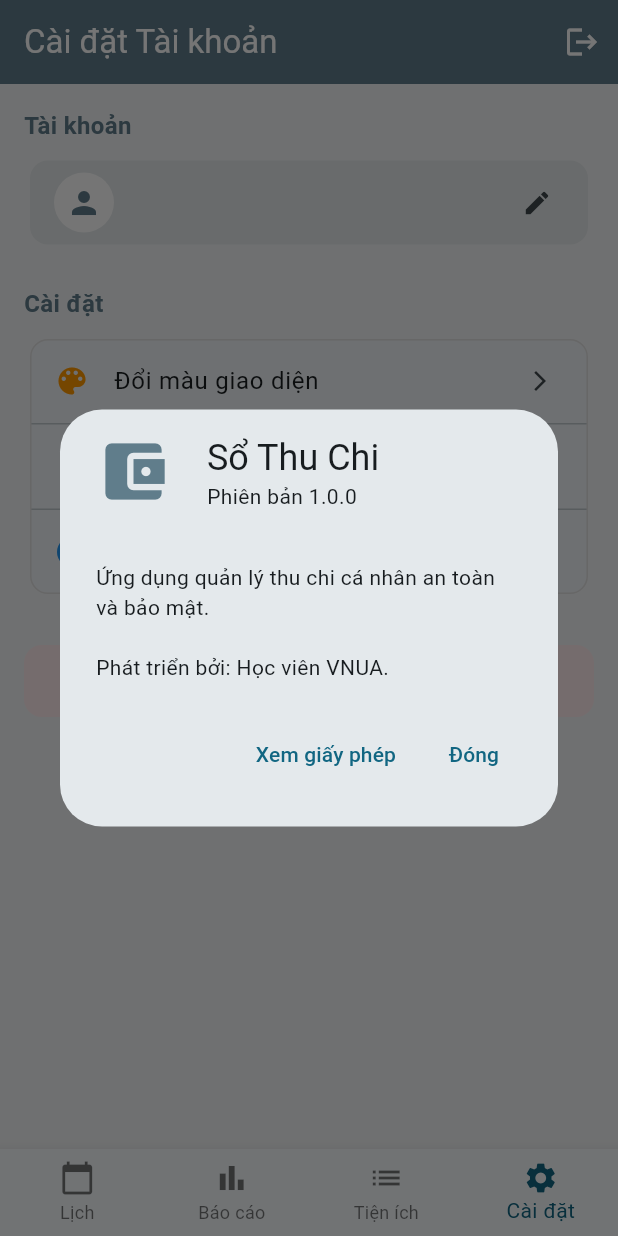
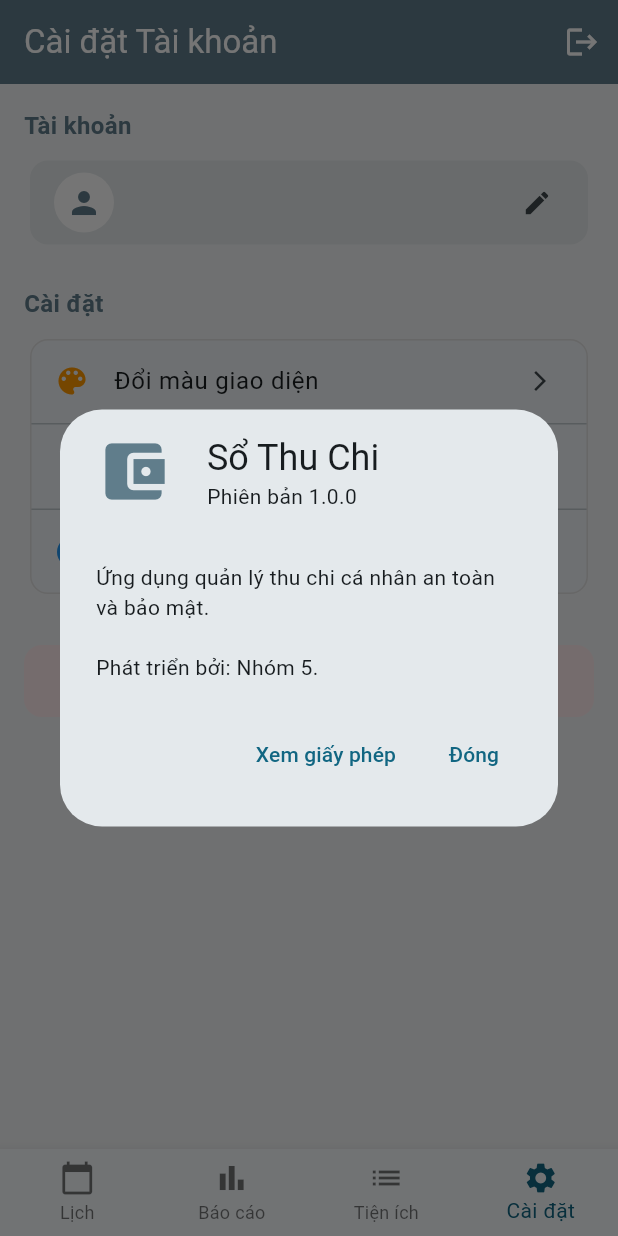
Before and after one commit to ncming/expense_tracker_app, a Flutter app: the screen it shows once a user with an empty profile is signed in, item 4 of the bottom bar chosen, after a tap on "Thông tin ứng dụng", on a phone screen of 412 x 824 dp. Run offline on Flutter 3.47's test engine with Material 3 defaults, Android fonts, the phone set to English and light mode, and no system bars; our stand-ins replace cloud_firestore, firebase_auth, firebase_core, table_calendar; accounts and stored records are empty.

Commit message:
Update settings_tab.dart

```diff
--- a/lib/settings_tab.dart
+++ b/lib/settings_tab.dart
@@ -318,7 +318,7 @@ class _SettingsTabState extends State<SettingsTab> {
       applicationVersion: 'Phiên bản 1.0.0',
       applicationIcon: const Icon(Icons.account_balance_wallet, size: 50, color: Colors.blueGrey),
       children: const [
-        Text('Ứng dụng quản lý thu chi cá nhân an toàn và bảo mật.\n\nPhát triển bởi: Học viên VNUA.'),
+        Text('Ứng dụng quản lý thu chi cá nhân an toàn và bảo mật.\n\nPhát triển bởi: Nhóm 5.'),
       ],
     );
   }
```
